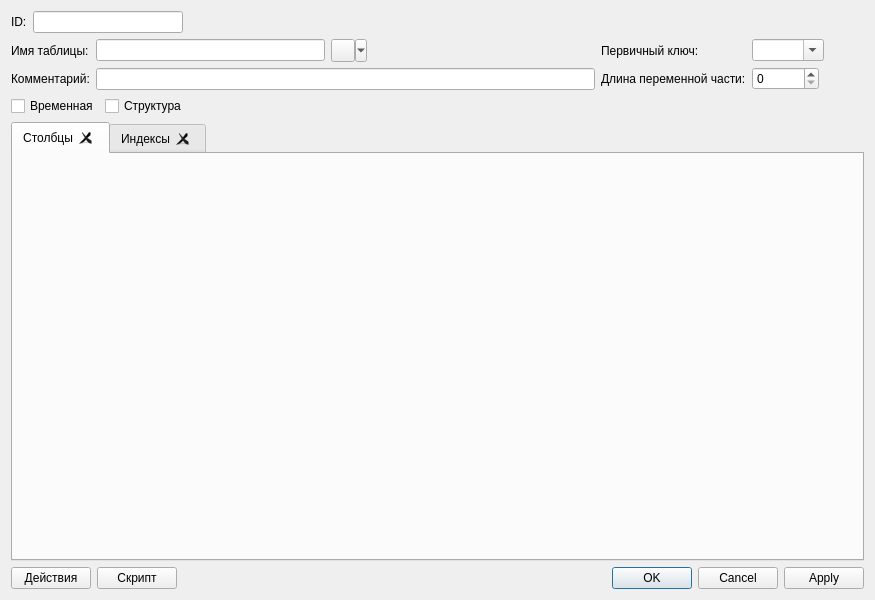
This is FmtLib/ui/fmtworkwindow.ui in Smitt64/WorkFMT as Qt 5 draws it before an edit. The edited form follows.
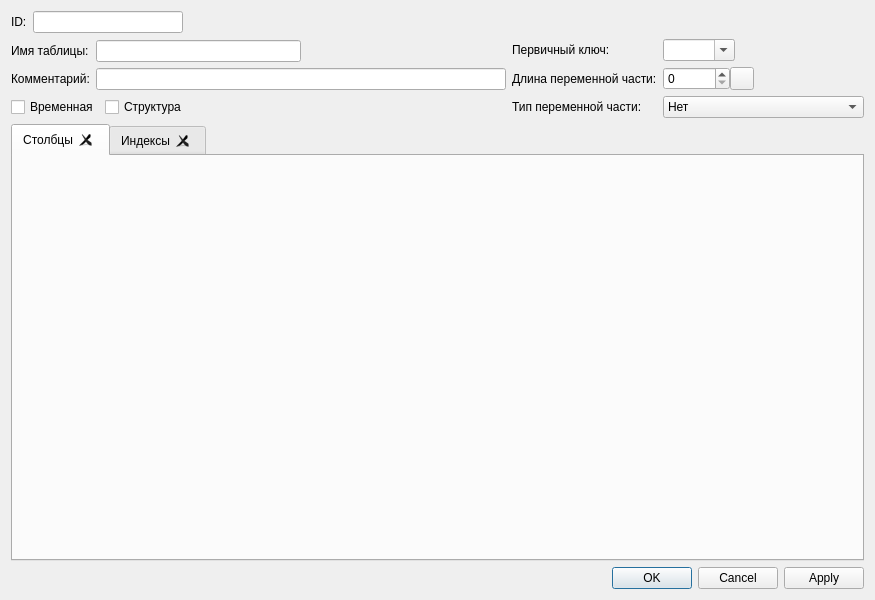
This is the edited form. Icons and pictures are not drawn.

Commit message: Move actions to ribbon bar

```diff
--- a/FmtLib/ui/fmtworkwindow.ui
+++ b/FmtLib/ui/fmtworkwindow.ui
@@ -21,8 +21,6 @@
   </property>
   <layout class="QVBoxLayout" name="verticalLayout_6">
    <item>
-    <layout class="QVBoxLayout" name="verticalLayout_5">
-     <item>
       <layout class="QHBoxLayout" name="horizontalLayout_7">
        <item>
         <widget class="QLabel" name="label">
@@ -62,7 +60,9 @@
      <item>
       <layout class="QHBoxLayout" name="horizontalLayout_9" stretch="1,0">
        <item>
-        <layout class="QHBoxLayout" name="horizontalLayout_4">
+      <layout class="QVBoxLayout" name="verticalLayout_5">
+       <item>
+        <layout class="QHBoxLayout" name="horizontalLayout_6">
          <item>
           <layout class="QVBoxLayout" name="verticalLayout">
            <item>
@@ -92,20 +92,6 @@
                </property>
               </widget>
              </item>
-             <item>
-              <widget class="QToolButton" name="copyTool">
-               <property name="text">
-                <string/>
-               </property>
-               <property name="icon">
-                <iconset resource="../res/fmt.qrc">
-                 <normaloff>:/img/CopyHS.png</normaloff>:/img/CopyHS.png</iconset>
-               </property>
-               <property name="popupMode">
-                <enum>QToolButton::MenuButtonPopup</enum>
-               </property>
-              </widget>
-             </item>
              <item>
               <spacer name="horizontalSpacer_6">
                <property name="orientation">
@@ -133,7 +119,40 @@
         </layout>
        </item>
        <item>
-        <layout class="QHBoxLayout" name="horizontalLayout_6">
+        <layout class="QHBoxLayout" name="horizontalLayout_2">
+         <item>
+          <widget class="QCheckBox" name="isTemp">
+           <property name="text">
+            <string>Временная</string>
+           </property>
+          </widget>
+         </item>
+         <item>
+          <widget class="QCheckBox" name="isRec">
+           <property name="text">
+            <string>Структура</string>
+           </property>
+          </widget>
+         </item>
+         <item>
+          <spacer name="horizontalSpacer_4">
+           <property name="orientation">
+            <enum>Qt::Horizontal</enum>
+           </property>
+           <property name="sizeHint" stdset="0">
+            <size>
+             <width>40</width>
+             <height>20</height>
+            </size>
+           </property>
+          </spacer>
+         </item>
+        </layout>
+       </item>
+      </layout>
+     </item>
+     <item>
+      <layout class="QHBoxLayout" name="horizontalLayout_4">
          <item>
           <layout class="QVBoxLayout" name="verticalLayout_3">
            <item>
@@ -150,6 +169,13 @@
              </property>
             </widget>
            </item>
+         <item>
+          <widget class="QLabel" name="label_6">
+           <property name="text">
+            <string>Тип переменной части:</string>
+           </property>
+          </widget>
+         </item>
           </layout>
          </item>
          <item>
@@ -180,6 +206,9 @@
            </item>
            <item>
             <layout class="QHBoxLayout" name="horizontalLayout">
+           <property name="spacing">
+            <number>0</number>
+           </property>
              <item>
               <widget class="QSpinBox" name="blobLen">
                <property name="maximum">
@@ -187,6 +216,16 @@
                </property>
               </widget>
              </item>
+           <item>
+            <widget class="QToolButton" name="toolStdBlobSize">
+             <property name="toolTip">
+              <string>Стандартный размер</string>
+             </property>
+             <property name="text">
+              <string/>
+             </property>
+            </widget>
+           </item>
              <item>
               <spacer name="horizontalSpacer_2">
                <property name="orientation">
@@ -202,40 +241,26 @@
              </item>
             </layout>
            </item>
-          </layout>
-         </item>
-        </layout>
-       </item>
-      </layout>
-     </item>
      <item>
-      <layout class="QHBoxLayout" name="horizontalLayout_2">
+          <widget class="QComboBox" name="blobCombo">
        <item>
-        <widget class="QCheckBox" name="isTemp">
          <property name="text">
-          <string>Временная</string>
-         </property>
-        </widget>
+             <string>Нет</string>
+            </property>
        </item>
        <item>
-        <widget class="QCheckBox" name="isRec">
          <property name="text">
-          <string>Структура</string>
-         </property>
-        </widget>
+             <string>BLOB (Binary Large Object)</string>
+            </property>
        </item>
        <item>
-        <spacer name="horizontalSpacer_4">
-         <property name="orientation">
-          <enum>Qt::Horizontal</enum>
-         </property>
-         <property name="sizeHint" stdset="0">
-          <size>
-           <width>40</width>
-           <height>20</height>
-          </size>
-         </property>
-        </spacer>
+            <property name="text">
+             <string>CLOB (Character Large Object)</string>
+            </property>
+           </item>
+          </widget>
+         </item>
+        </layout>
        </item>
       </layout>
      </item>
@@ -265,30 +290,6 @@
    </item>
    <item>
     <layout class="QHBoxLayout" name="horizontalLayout_8">
-     <item>
-      <widget class="QPushButton" name="pushActions">
-       <property name="text">
-        <string>Действия</string>
-       </property>
-       <property name="autoDefault">
-        <bool>false</bool>
-       </property>
-      </widget>
-     </item>
-     <item>
-      <widget class="QPushButton" name="scriptButton">
-       <property name="text">
-        <string>Скрипт</string>
-       </property>
-       <property name="icon">
-        <iconset resource="../res/fmt.qrc">
-         <normaloff>:/img/script.png</normaloff>:/img/script.png</iconset>
-       </property>
-       <property name="autoDefault">
-        <bool>false</bool>
-       </property>
-      </widget>
-     </item>
      <item>
       <spacer name="horizontalSpacer_5">
        <property name="orientation">
```
Left out of the diff: 4 changed lines with no effect on the pictures. Lines whose indentation alone changed are shown as unchanged. The commit also changes 16 other files.
